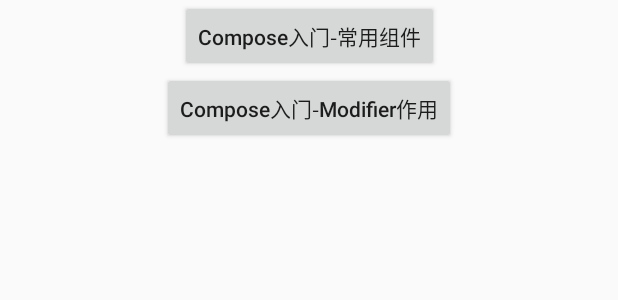
After one commit to Jeffery336699/NewAS, an Android app built with Jetpack Compose: the layout activity_list.xml on its own in the app's theme, with its tools: preview values and no code run, on a phone screen of 412 x 824 dp. The commit adds this screen. Shown: the top 300 px of the screen. Run offline under Robolectric (Android 15) with nearby library versions, the phone set to English and light mode, and no system bars.

Commit message:
Compose关于Modifier的众多功能细节介绍

```diff
--- a/app/build.gradle
+++ b/app/build.gradle
@@ -35,6 +35,7 @@ android {
     }
     buildFeatures {
         compose true
+        viewBinding true
     }
     composeOptions {
         kotlinCompilerExtensionVersion '1.4.3'
@@ -57,11 +58,16 @@ dependencies {
     implementation 'androidx.compose.ui:ui-graphics'
     implementation 'androidx.compose.ui:ui-tooling-preview'
     implementation 'androidx.compose.material3:material3'
+    implementation 'androidx.appcompat:appcompat:1.6.1'
+    implementation 'com.google.android.material:material:1.9.0'
+    implementation 'androidx.constraintlayout:constraintlayout:2.1.4'
+    implementation platform('androidx.compose:compose-bom:2023.03.00')
     testImplementation 'junit:junit:4.13.2'
     androidTestImplementation 'androidx.test.ext:junit:1.1.5'
     androidTestImplementation 'androidx.test.espresso:espresso-core:3.5.1'
     androidTestImplementation platform('androidx.compose:compose-bom:2023.03.00')
     androidTestImplementation 'androidx.compose.ui:ui-test-junit4'
+    androidTestImplementation platform('androidx.compose:compose-bom:2023.03.00')
     debugImplementation 'androidx.compose.ui:ui-tooling'
     debugImplementation 'androidx.compose.ui:ui-test-manifest'
 
--- a/app/src/main/java/com/example/newas/ext/Ext.kt
+++ b/app/src/main/java/com/example/newas/ext/Ext.kt
@@ -8,6 +8,6 @@ fun Any?.toast(duration: Int = Toast.LENGTH_SHORT): Toast {
     return Toast.makeText(context(), this.toString(), duration).apply { show() }
 }
 
-fun Any?.log(TAG: String = "System.out") {
-    Log.i(TAG, this.toString())
+fun Any?.log(tag: String = "System.out") {
+    Log.i(tag, this.toString())
 }
--- /dev/null
+++ b/app/src/main/res/layout/activity_list.xml
@@ -0,0 +1,27 @@
+<?xml version="1.0" encoding="utf-8"?>
+<androidx.constraintlayout.widget.ConstraintLayout xmlns:android="http://schemas.android.com/apk/res/android"
+    xmlns:app="http://schemas.android.com/apk/res-auto"
+    xmlns:tools="http://schemas.android.com/tools"
+    android:layout_width="match_parent"
+    android:layout_height="match_parent"
+    tools:context=".ListActivity">
+    <Button
+        android:id="@+id/bt1"
+        app:layout_constraintLeft_toLeftOf="parent"
+        app:layout_constraintRight_toRightOf="parent"
+        app:layout_constraintTop_toTopOf="parent"
+        android:text="Compose入门-常用组件"
+        android:textAllCaps="false"
+        android:layout_width="wrap_content"
+        android:layout_height="wrap_content"/>
+    <Button
+        android:id="@+id/bt2"
+        app:layout_constraintLeft_toLeftOf="parent"
+        app:layout_constraintRight_toRightOf="parent"
+        app:layout_constraintTop_toBottomOf="@id/bt1"
+        android:text="Compose入门-Modifier作用"
+        android:textAllCaps="false"
+        android:layout_width="wrap_content"
+        android:layout_height="wrap_content"/>
+
+</androidx.constraintlayout.widget.ConstraintLayout>
--- a/app/src/main/res/values/strings.xml
+++ b/app/src/main/res/values/strings.xml
@@ -1,3 +1,4 @@
 <resources>
     <string name="app_name">NewAS</string>
+    <string name="title_activity_modifier">ModifierActivity</string>
 </resources>
```
Also changed, not shown: app/src/main/AndroidManifest.xml (+17 -4 lines), app/src/main/java/com/example/newas/ListActivity.kt (added, +21 -0 lines), app/src/main/java/com/example/newas/ModifierActivity.kt (added, +281 -0 lines), app/src/main/res/drawable-xxhdpi/beauty.png (added).
